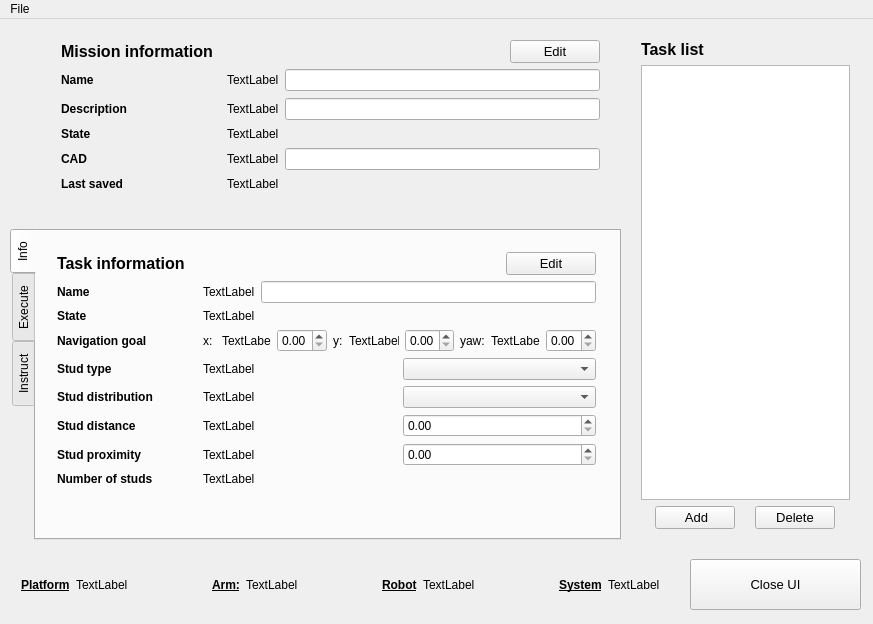
First picture: the form in mission_control/src/GUI/mainwindow.ui, repository inesc-tec-robotics/carlos_mission_control, before the edit.
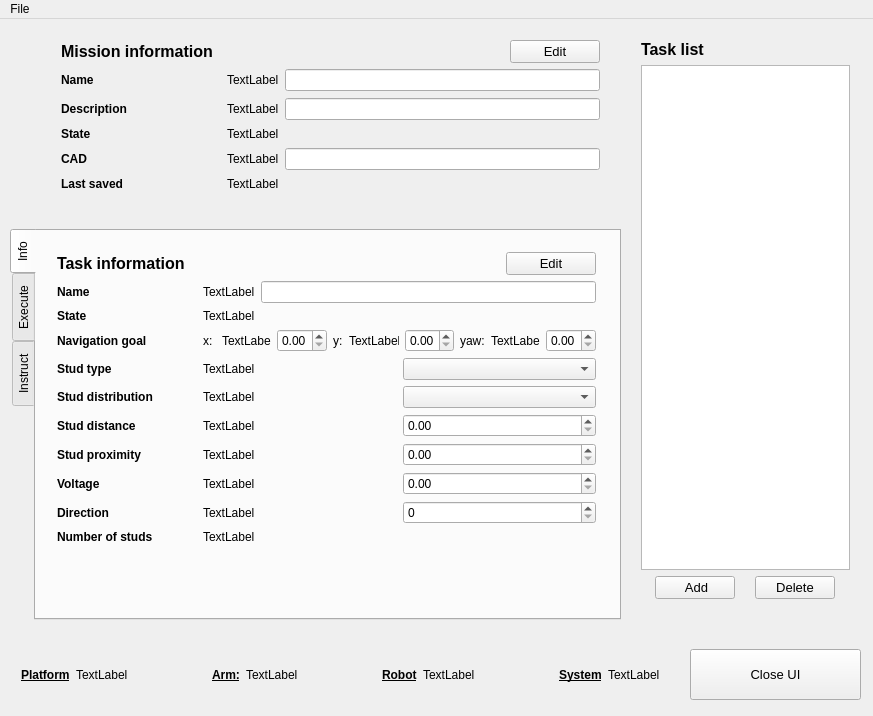
Second picture: the form after the edit. Icons and pictures are not drawn.

Commit message: Updated task params. Power renamed to voltage. Added direction as requested by Diego

Diff of the .ui file:
```diff
--- a/mission_control/src/GUI/mainwindow.ui
+++ b/mission_control/src/GUI/mainwindow.ui
@@ -7,7 +7,7 @@
     <x>0</x>
     <y>0</y>
     <width>873</width>
-    <height>624</height>
+    <height>716</height>
    </rect>
   </property>
   <property name="windowTitle">
@@ -18,7 +18,7 @@
     <property name="geometry">
      <rect>
       <x>690</x>
-      <y>540</y>
+      <y>630</y>
       <width>171</width>
       <height>51</height>
      </rect>
@@ -38,7 +38,7 @@
       <x>10</x>
       <y>210</y>
       <width>611</width>
-      <height>311</height>
+      <height>391</height>
      </rect>
     </property>
     <property name="tabPosition">
@@ -60,7 +60,7 @@
         <x>10</x>
         <y>10</y>
         <width>561</width>
-        <height>311</height>
+        <height>369</height>
        </rect>
       </property>
       <layout class="QVBoxLayout" name="verticalLayout_2">
@@ -307,7 +307,7 @@
            </item>
           </layout>
          </item>
-         <item row="7" column="0">
+         <item row="9" column="0">
           <widget class="QLabel" name="label_10">
            <property name="font">
             <font>
@@ -320,7 +320,7 @@
            </property>
           </widget>
          </item>
-         <item row="7" column="1">
+         <item row="9" column="1">
           <widget class="QLabel" name="number_of_studs_label">
            <property name="text">
             <string>TextLabel</string>
@@ -400,21 +400,62 @@
            </item>
           </layout>
          </item>
+         <item row="7" column="0">
+          <widget class="QLabel" name="label_25">
+           <property name="font">
+            <font>
+             <weight>75</weight>
+             <bold>true</bold>
+            </font>
+           </property>
+           <property name="text">
+            <string>Voltage</string>
+           </property>
+          </widget>
+         </item>
+         <item row="8" column="0">
+          <widget class="QLabel" name="label_26">
+           <property name="font">
+            <font>
+             <weight>75</weight>
+             <bold>true</bold>
+            </font>
+           </property>
+           <property name="text">
+            <string>Direction</string>
+           </property>
+          </widget>
+         </item>
+         <item row="7" column="1">
+          <layout class="QHBoxLayout" name="horizontalLayout_6">
+           <item>
+            <widget class="QLabel" name="voltage_label">
+             <property name="text">
+              <string>TextLabel</string>
+             </property>
+            </widget>
+           </item>
+           <item>
+            <widget class="QDoubleSpinBox" name="voltage_edit"/>
+           </item>
+          </layout>
+         </item>
+         <item row="8" column="1">
+          <layout class="QHBoxLayout" name="horizontalLayout_16">
+           <item>
+            <widget class="QLabel" name="direction_label">
+             <property name="text">
+              <string>TextLabel</string>
+             </property>
+            </widget>
+           </item>
+           <item>
+            <widget class="QSpinBox" name="direction_edit"/>
+           </item>
+          </layout>
+         </item>
         </layout>
        </item>
-       <item>
-        <spacer name="verticalSpacer">
-         <property name="orientation">
-          <enum>Qt::Vertical</enum>
-         </property>
-         <property name="sizeHint" stdset="0">
-          <size>
-           <width>20</width>
-           <height>40</height>
-          </size>
-         </property>
-        </spacer>
-       </item>
       </layout>
      </widget>
     </widget>
@@ -966,7 +1007,7 @@
       <x>630</x>
       <y>10</y>
       <width>231</width>
-      <height>511</height>
+      <height>581</height>
      </rect>
     </property>
     <layout class="QVBoxLayout" name="verticalLayout">
@@ -1082,7 +1123,7 @@
     <property name="geometry">
      <rect>
       <x>10</x>
-      <y>540</y>
+      <y>630</y>
       <width>661</width>
       <height>51</height>
      </rect>
```
Left out of the diff: 16 changed lines with no effect on the pictures. The commit also changes 23 other files.
